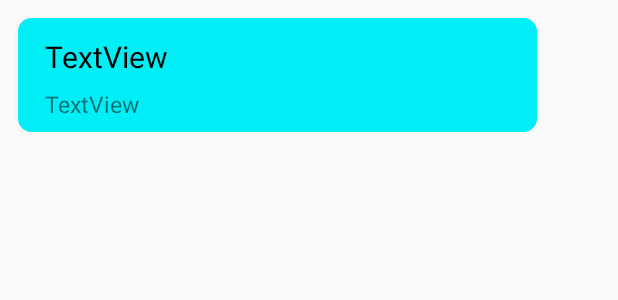
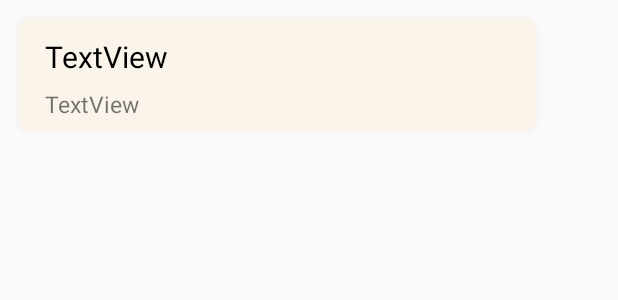
Before and after one commit to danialtien/ShopIT, an Android app: the layout custom_notify_layout.xml on its own in the app's theme, with its tools: preview values and no code run, on a phone screen of 412 x 824 dp. Shown: the top 300 px of the screen. Run offline under Robolectric (Android 15) with nearby library versions, the phone set to English and light mode, and no system bars; network calls fail.

Commit message:
update layout color

```diff
--- a/app/src/main/res/drawable/border_bg.xml
+++ b/app/src/main/res/drawable/border_bg.xml
@@ -1,6 +1,6 @@
 <?xml version="1.0" encoding="utf-8"?>
 <shape xmlns:android="http://schemas.android.com/apk/res/android">
-    <solid android:color="#00EEF6" />
+    <solid android:color="@color/primary_color" />
     <stroke
         android:width="2dp"
         android:color="#F7F5F5" />
--- a/app/src/main/res/layout/activity_my_notification.xml
+++ b/app/src/main/res/layout/activity_my_notification.xml
@@ -5,7 +5,7 @@
     android:layout_width="match_parent"
     android:layout_height="match_parent"
     tools:context=".activity.MyNotificationActivity"
-    android:background="#FF0083">
+    android:background="@color/second_color">
 
 
     <LinearLayout
```
